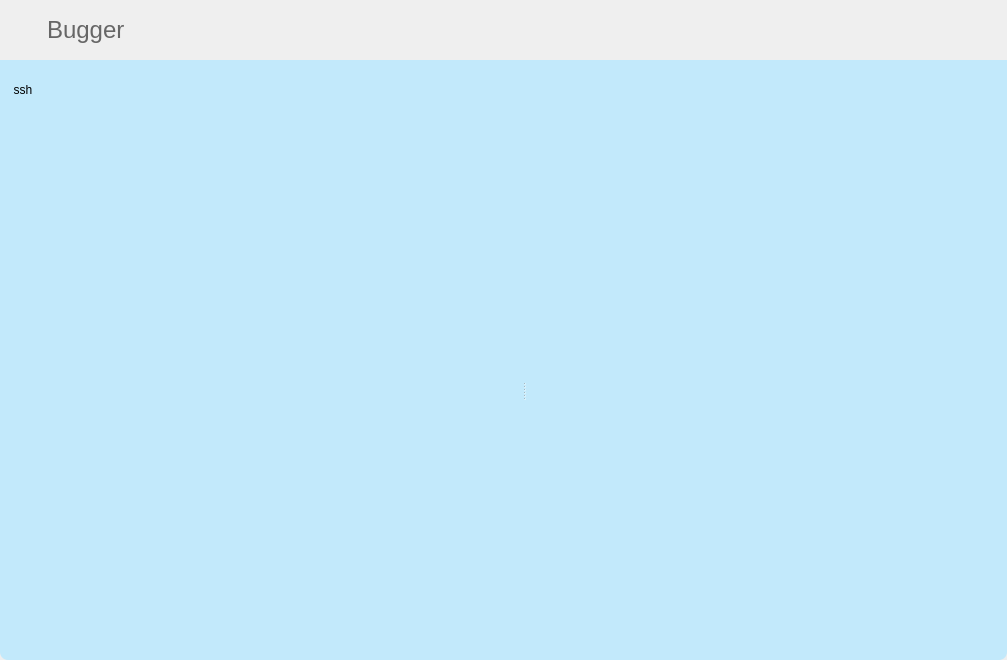
The window that buganalyse/bugger/src/app/app.ui (FireLotus0/LearningNotes) describes before a commit, drawn with Qt 5.
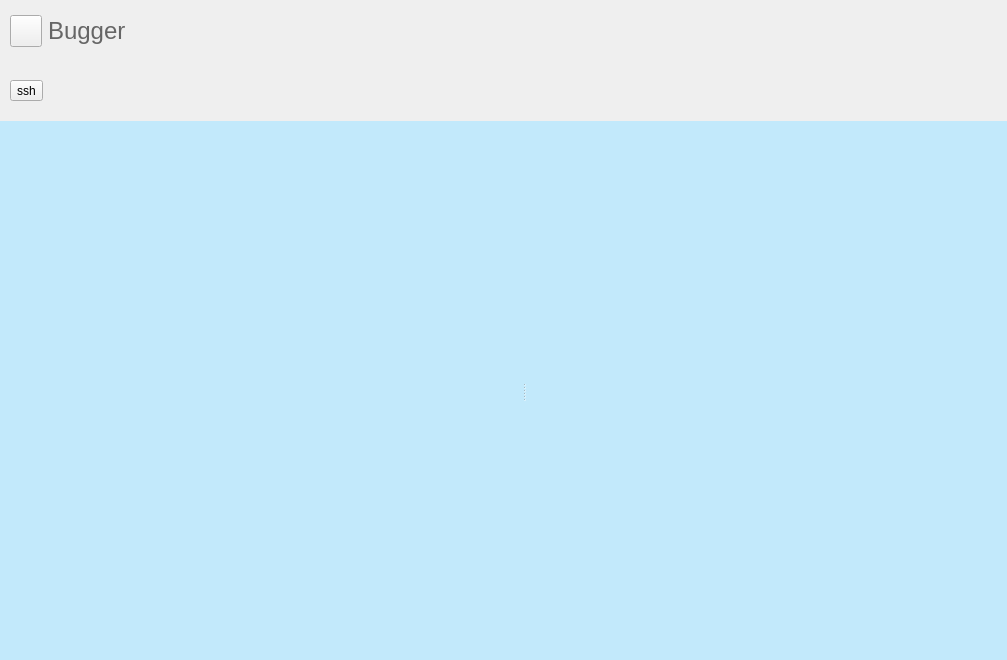
The same window after the commit. Icons and pictures are not drawn. Custom widgets are drawn as their Qt base class.

Diff of the .ui file:
```diff
--- a/buganalyse/bugger/src/app/app.ui
+++ b/buganalyse/bugger/src/app/app.ui
@@ -14,12 +14,11 @@
    <string>Form</string>
   </property>
   <property name="styleSheet">
-   <string notr="true"> 
-border-radius:8px 8px 8px 8px;
+   <string notr="true">
  
 </string>
   </property>
-  <layout class="QVBoxLayout" name="verticalLayout" stretch="0,0,1">
+  <layout class="QHBoxLayout" name="horizontalLayout_4">
    <property name="spacing">
     <number>0</number>
    </property>
@@ -36,18 +35,65 @@
     <number>0</number>
    </property>
    <item>
-    <widget class="QWidget" name="title" native="true">
-     <property name="minimumSize">
-      <size>
-       <width>0</width>
-       <height>60</height>
-      </size>
+    <widget class="QWidget" name="widget_bk" native="true">
+     <property name="styleSheet">
+      <string notr="true">QWidget#widget_bk{
+border-radius:8px;
+}</string>
      </property>
+     <layout class="QVBoxLayout" name="verticalLayout" stretch="0,1">
+      <property name="spacing">
+       <number>0</number>
+      </property>
+      <property name="leftMargin">
+       <number>0</number>
+      </property>
+      <property name="topMargin">
+       <number>0</number>
+      </property>
+      <property name="rightMargin">
+       <number>0</number>
+      </property>
+      <property name="bottomMargin">
+       <number>0</number>
+      </property>
+      <item>
+       <widget class="QWidget" name="widget" native="true">
      <property name="styleSheet">
-      <string notr="true">QWidget#title{
+         <string notr="true">QWidget#widget{
 background-color: qlineargradient(x1:0, y1:0, x2:1, y2:1,
 stop:0 #d9ffd3, stop:0.5 #B0FBA5 ,stop:1 #7bb074);
-
+border-radius:0px;
+}</string>
+        </property>
+        <layout class="QVBoxLayout" name="verticalLayout_2" stretch="0,1">
+         <property name="spacing">
+          <number>0</number>
+         </property>
+         <property name="leftMargin">
+          <number>1</number>
+         </property>
+         <property name="topMargin">
+          <number>1</number>
+         </property>
+         <property name="rightMargin">
+          <number>1</number>
+         </property>
+         <property name="bottomMargin">
+          <number>0</number>
+         </property>
+         <item>
+          <widget class="QWidget" name="title" native="true">
+           <property name="minimumSize">
+            <size>
+             <width>0</width>
+             <height>60</height>
+            </size>
+           </property>
+           <property name="styleSheet">
+            <string notr="true">QWidget#title{
+background:transparent;
+border:none;
 border-bottom-left-radius:0px;
 
 border-bottom-right-radius:0px;
@@ -153,8 +199,8 @@
      </property>
      <property name="styleSheet">
       <string notr="true">.QWidget{
-background-color:  #c2e9fb;
-
+background:transparent;
+border:none;
 border-radius:0px;
 }</string>
      </property>
@@ -200,6 +246,9 @@
      </layout>
     </widget>
    </item>
+        </layout>
+       </widget>
+      </item>
    <item>
     <widget class="QWidget" name="content" native="true">
      <property name="styleSheet">
@@ -267,6 +316,9 @@
           </property>
          </widget>
         </widget>
+          </widget>
+         </item>
+        </layout>
        </widget>
       </item>
      </layout>
```
Lines whose indentation alone changed are shown as unchanged.
